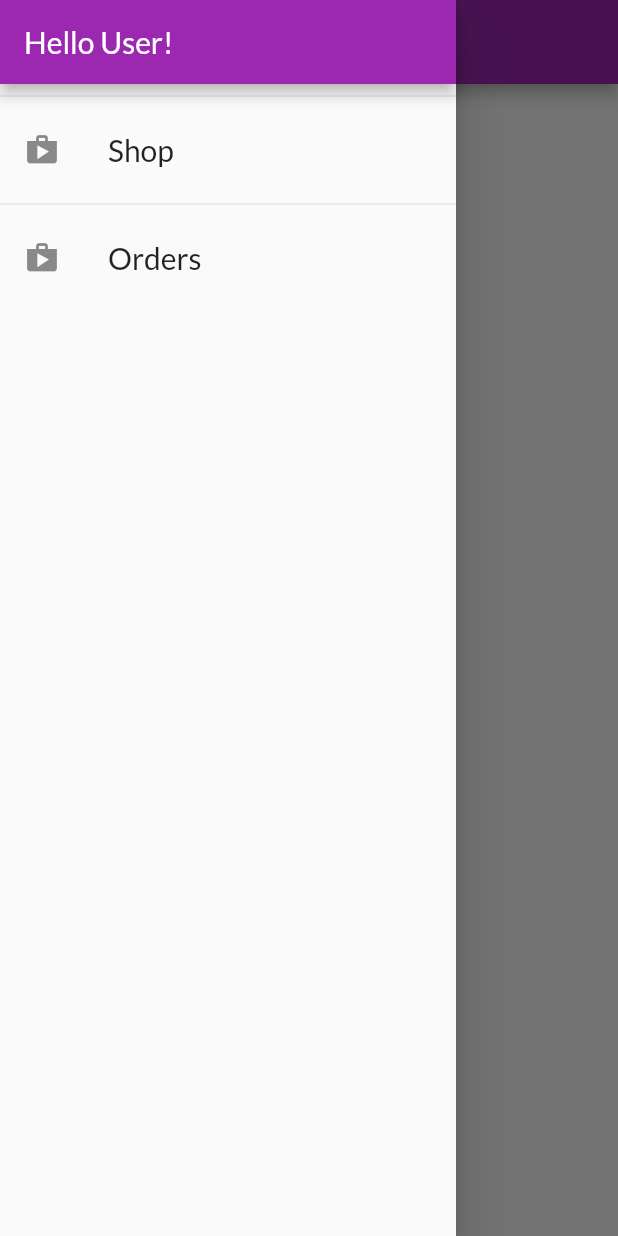
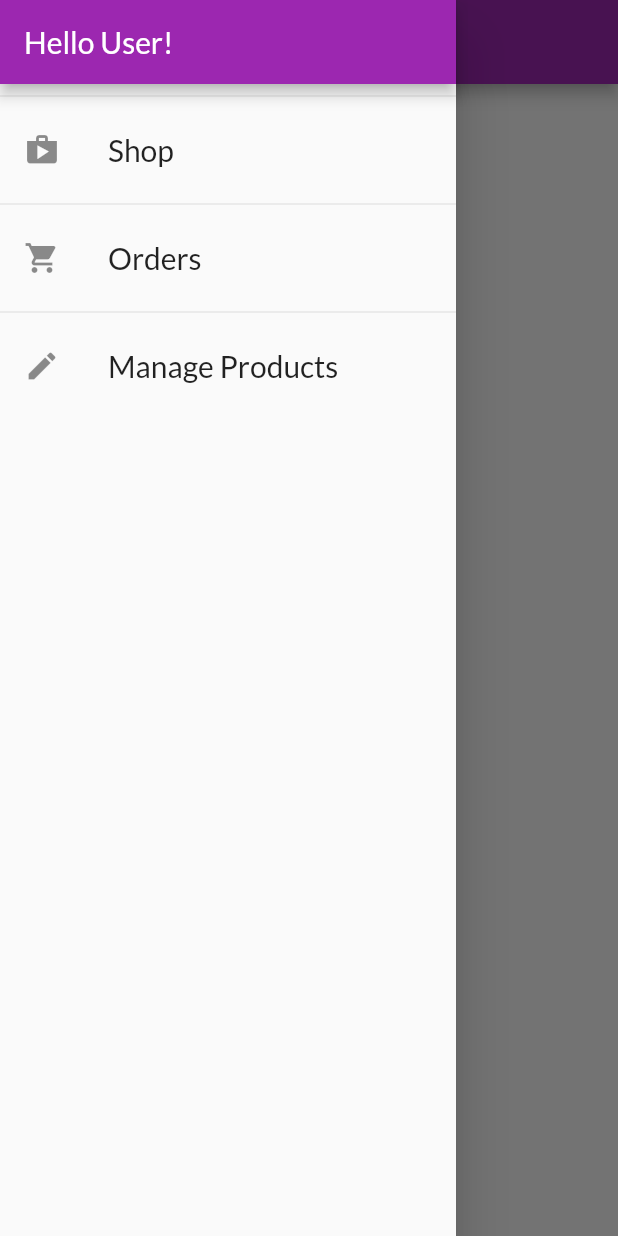
Before and after one commit to miku272/shop_app, a Flutter app: the OrdersScreen screen opened by its route, with the side drawer open, on a phone screen of 412 x 824 dp. Run offline on Flutter 3.47's test engine with Material 2 defaults, Android fonts, the phone set to English and light mode, and no system bars; network calls fail.

Commit message:
Added user managed product screen

```diff
--- a/lib/main.dart
+++ b/lib/main.dart
@@ -6,6 +6,7 @@ import './screens/products_overview_screen.dart';
 import './screens/product_detail_screen.dart';
 import './screens/cart_screen.dart';
 import './screens/orders_screen.dart';
+import './screens/user_products_screen.dart';
 import './providers/products.dart';
 import './providers/cart.dart';
 import './providers/orders.dart';
@@ -47,6 +48,7 @@ class MyApp extends StatelessWidget {
               const ProductDetailScreen(),
           CartScreen.routeName: (context) => const CartScreen(),
           OrdersScreen.routeName: (context) => const OrdersScreen(),
+          UserProductsScreen.routeName: (context) => const UserProductsScreen(),
         },
       ),
     );
--- a/lib/widgets/app_drawer.dart
+++ b/lib/widgets/app_drawer.dart
@@ -1,6 +1,7 @@
 import 'package:flutter/material.dart';
 
 import '../screens/orders_screen.dart';
+import '../screens/user_products_screen.dart';
 
 class AppDrawer extends StatelessWidget {
   const AppDrawer({Key? key}) : super(key: key);
@@ -32,7 +33,7 @@ class AppDrawer extends StatelessWidget {
           ),
           const Divider(),
           ListTile(
-            leading: const Icon(Icons.shop),
+            leading: const Icon(Icons.shopping_cart),
             title: const Text(
               'Orders',
               style: TextStyle(
@@ -44,6 +45,20 @@ class AppDrawer extends StatelessWidget {
                   .pushReplacementNamed(OrdersScreen.routeName);
             },
           ),
+          const Divider(),
+          ListTile(
+            leading: const Icon(Icons.edit),
+            title: const Text(
+              'Manage Products',
+              style: TextStyle(
+                fontSize: 20,
+              ),
+            ),
+            onTap: () {
+              Navigator.of(context)
+                  .pushReplacementNamed(UserProductsScreen.routeName);
+            },
+          ),
         ],
       ),
     );
```
Also changed, not shown: lib/screens/user_products_screen.dart (added, +48 -0 lines), lib/widgets/user_product_item.dart (added, +47 -0 lines).
